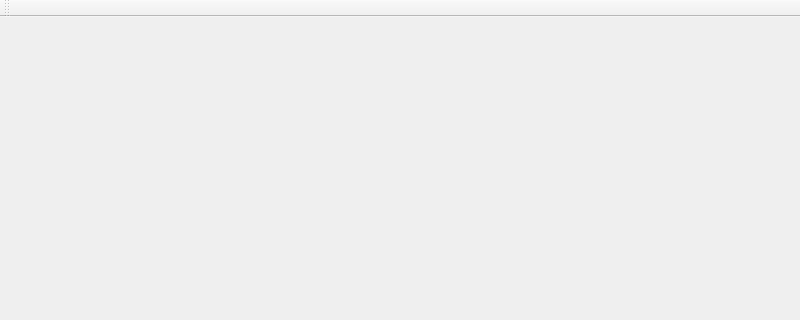
The window that server/FlowLink.ui (ForSuhr/FlowLink) describes before a commit, drawn with Qt 5; both pictures show x 0 to 800 and y 0 to 320 of the 800 by 600 pixel window.
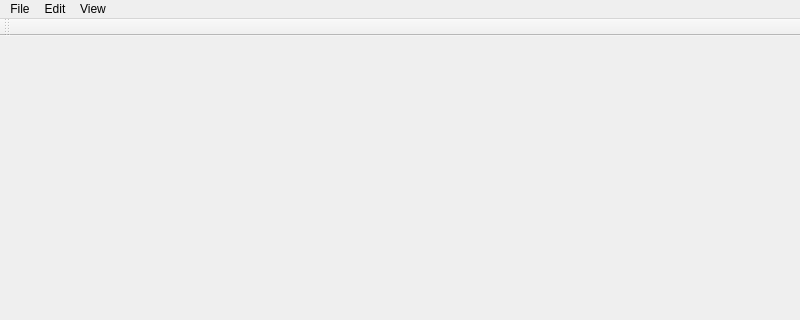
The same window after the commit.

```diff
--- a/server/FlowLink.ui
+++ b/server/FlowLink.ui
@@ -23,6 +23,24 @@
      <height>21</height>
     </rect>
    </property>
+   <widget class="QMenu" name="menuFile">
+    <property name="title">
+     <string>File</string>
+    </property>
+   </widget>
+   <widget class="QMenu" name="menuEdit">
+    <property name="title">
+     <string>Edit</string>
+    </property>
+   </widget>
+   <widget class="QMenu" name="menuView">
+    <property name="title">
+     <string>View</string>
+    </property>
+   </widget>
+   <addaction name="menuFile"/>
+   <addaction name="menuEdit"/>
+   <addaction name="menuView"/>
   </widget>
   <widget class="QStatusBar" name="statusbar"/>
   <widget class="QToolBar" name="toolBar">
```
